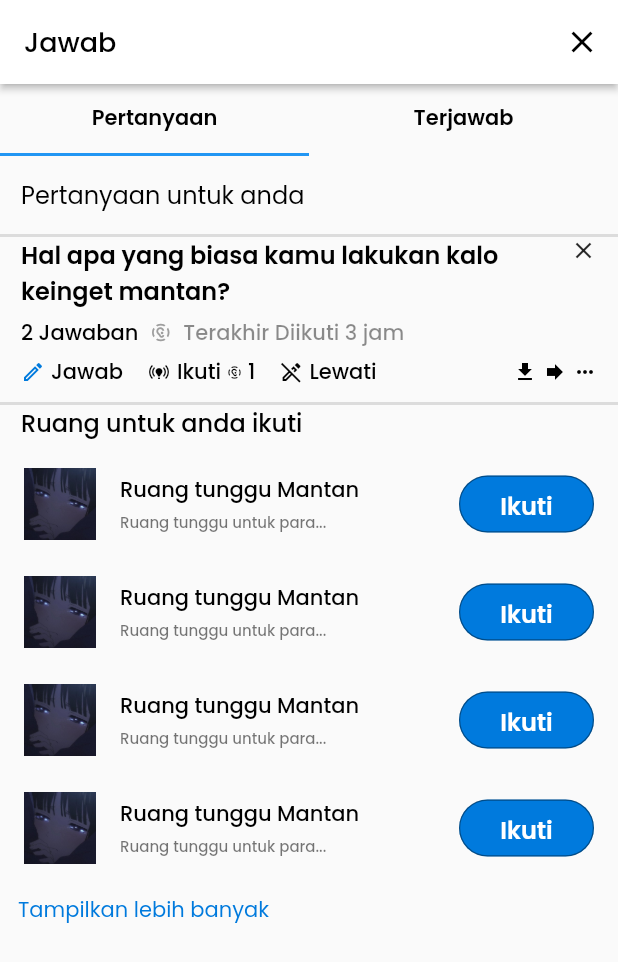
After one commit to KelompokBesar32/Diskusiaza-FE-MOBILE, a Flutter app: the JawabScreen screen opened by its route, on a phone screen of 412 x 824 dp. The commit adds this screen. Shown: the top 962 px of the screen. Run offline on Flutter 3.47's test engine with Material 2 defaults, Android fonts, the phone set to English and light mode, and no system bars; our stand-ins replace datetime_picker_formfield, dio, fluttertoast, google_fonts, image_picker, page_transition and 2 more; accounts and stored records are empty.

Commit message:
slicing jawab clear

```diff
--- a/diskusiaza_mobile/lib/screens/explore/explore_screen.dart
+++ b/diskusiaza_mobile/lib/screens/explore/explore_screen.dart
@@ -175,7 +175,7 @@ class CheckBoxList {
       ),
       CheckBoxList(
         id: 4,
-        title: 'Context Creator Ngetop',
+        title: 'Content Creator Ngetop',
         isCheck: false,
       ),
     ];
--- a/diskusiaza_mobile/lib/screens/follow/following_screen.dart
+++ b/diskusiaza_mobile/lib/screens/follow/following_screen.dart
@@ -1,4 +1,4 @@
-import 'package:diskusiaza_mobile/models/api/following.dart';
+import 'package:diskusiaza_mobile/models/following.dart';
 import 'package:diskusiaza_mobile/shared/constant.dart';
 import 'package:diskusiaza_mobile/widgets/follow_list_tile.dart';
 import 'package:flutter/material.dart';
--- /dev/null
+++ b/diskusiaza_mobile/lib/screens/jawab/jawab_screen.dart
@@ -0,0 +1,75 @@
+import 'package:diskusiaza_mobile/screens/jawab/pertanyaan_tab_screen.dart';
+import 'package:diskusiaza_mobile/screens/jawab/terjawab_tab_screen.dart';
+import 'package:diskusiaza_mobile/shared/constant.dart';
+import 'package:flutter/material.dart';
+
+class JawabScreen extends StatelessWidget {
+  const JawabScreen({Key? key}) : super(key: key);
+
+  @override
+  Widget build(BuildContext context) {
+    var mediaQueryData = MediaQuery.of(context);
+    var height = mediaQueryData.size.height;
+    var width = mediaQueryData.size.width;
+
+    return Scaffold(
+      appBar: AppBar(
+        title: Text(
+          'Jawab',
+          style: poppinsRegular(18, Colors.black),
+        ),
+        backgroundColor: Colors.white,
+        elevation: 2,
+        automaticallyImplyLeading: false,
+        actions: [
+          IconButton(
+            icon: const Icon(Icons.close),
+            color: Colors.black,
+            onPressed: () {
+              Navigator.pop(context);
+            },
+          ),
+        ],
+      ),
+      body: SingleChildScrollView(
+        child: DefaultTabController(
+          length: 2,
+          child: Column(
+            children: [
+              TabBar(
+                labelColor: Colors.black,
+                unselectedLabelColor: Colors.grey,
+                indicatorColor: Colors.blue,
+                labelStyle: poppinsRegular(18, Colors.black),
+                tabs: [
+                  Tab(
+                    icon: Text(
+                      'Pertanyaan',
+                      style: poppinsMedium(14, Colors.black),
+                    ),
+                  ),
+                  Tab(
+                    icon: Text(
+                      'Terjawab',
+                      style: poppinsMedium(14, Colors.black),
+                    ),
+                  ),
+                ],
+              ),
+              SizedBox(
+                width: width,
+                height: height,
+                child: const TabBarView(
+                  children: [
+                    PertanyaanTabScreen(),
+                    TerjawabTabScreen(),
+                  ],
+                ),
+              ),
+            ],
+          ),
+        ),
+      ),
+    );
+  }
+}
--- /dev/null
+++ b/diskusiaza_mobile/lib/screens/jawab/pertanyaan_tab_screen.dart
@@ -0,0 +1,211 @@
+import 'package:diskusiaza_mobile/shared/constant.dart';
+import 'package:diskusiaza_mobile/widgets/button_primary.dart';
+import 'package:flutter/material.dart';
+
+class PertanyaanTabScreen extends StatelessWidget {
+  const PertanyaanTabScreen({Key? key}) : super(key: key);
+
+  @override
+  Widget build(BuildContext context) {
+    var mediaQueryData = MediaQuery.of(context);
+    var width = mediaQueryData.size.width;
+
+    return SingleChildScrollView(
+      child: Column(
+        crossAxisAlignment: CrossAxisAlignment.start,
+        children: [
+          Padding(
+            padding: const EdgeInsets.all(14.0),
+            child: Text(
+              'Pertanyaan untuk anda',
+              style: poppinsLight(16, Colors.black),
+            ),
+          ),
+          const Divider(
+            height: 2,
+            thickness: 2,
+          ),
+          Container(
+            padding: const EdgeInsets.symmetric(horizontal: 14.0),
+            height: 110,
+            child: Column(
+              mainAxisAlignment: MainAxisAlignment.spaceBetween,
+              children: [
+                Row(
+                  mainAxisAlignment: MainAxisAlignment.spaceBetween,
+                  crossAxisAlignment: CrossAxisAlignment.start,
+                  children: [
+                    SizedBox(
+                      width: width * 0.8,
+                      child: Positioned(
+                        top: 0,
+                        left: 0,
+                        child: Text(
+                          'Hal apa yang biasa kamu lakukan kalo keinget mantan?',
+                          style: poppinsMedium(16, Colors.black),
+                        ),
+                      ),
+                    ),
+                    const Icon(
+                      Icons.close,
+                      size: 18,
+                    ),
+                  ],
+                ),
+                Row(
+                  children: [
+                    Text(
+                      '2 Jawaban',
+                      style: poppinsRegular(14, Colors.black),
+                    ),
+                    const SizedBox(width: 8),
+                    const Icon(
+                      Icons.noise_control_off_sharp,
+                      size: 14,
+                      color: Colors.grey,
+                    ),
+                    const SizedBox(width: 8),
+                    Text(
+                      'Terakhir Diikuti 3 jam',
+                      style: poppinsRegular(14, Colors.black45),
+                    ),
+                  ],
+                ),
+                Row(
+                  mainAxisAlignment: MainAxisAlignment.spaceBetween,
+                  children: [
+                    Row(
+                      children: [
+                        const Icon(
+                          Icons.mode_edit_outline_outlined,
+                          size: 16,
+                          color: infoColor,
+                        ),
+                        const SizedBox(width: 4),
+                        Text(
+                          'Jawab',
+                          style: poppinsRegular(14, Colors.black),
+                        ),
+                        const SizedBox(width: 16),
+                        const Icon(
+                          Icons.online_prediction,
+                          size: 16,
+                          color: Colors.black,
+                        ),
+                        const SizedBox(width: 4),
+                        Text(
+                          'Ikuti',
+                          style: poppinsRegular(14, Colors.black),
+                        ),
+                        const SizedBox(width: 4),
+                        const Icon(
+                          Icons.noise_control_off_sharp,
+                          size: 10,
+                          color: Colors.black,
+                        ),
+                        const SizedBox(width: 4),
+                        Text(
+                          '1',
+                          style: poppinsRegular(14, Colors.black),
+                        ),
+                        const SizedBox(width: 16),
+                        const Icon(
+                          Icons.edit_off_outlined,
+                          size: 16,
+                          color: Colors.black,
+                        ),
+                        const SizedBox(width: 4),
+                        Text(
+                          'Lewati',
+                          style: poppinsRegular(14, Colors.black),
+                        ),
+                      ],
+                    ),
+                    Row(
+                      children: const [
+                        Icon(
+                          Icons.download,
+                          size: 16,
+                          color: Colors.black,
+                        ),
+                        SizedBox(width: 4),
+                        Icon(
+                          Icons.forward,
+                          size: 16,
+                          color: Colors.black,
+                        ),
+                        SizedBox(width: 4),
+                        Icon(
+                          Icons.more_horiz,
+                          size: 16,
+                          color: Colors.black,
+                        ),
+                      ],
+                    )
+                  ],
+                ),
+                const SizedBox(height: 4),
+              ],
+            ),
+          ),
+          const Divider(
+            height: 2,
+            thickness: 2,
+          ),
+          Padding(
+            padding: const EdgeInsets.fromLTRB(14, 0, 14, 10),
+            child: Align(
+              alignment: Alignment.centerLeft,
+              child: Text(
+                'Ruang untuk anda ikuti',
+                style: poppinsRegular(16, Colors.black),
+              ),
+            ),
+          ),
+          SizedBox(
+            height: 280,
+            child: ListView.separated(
+              itemBuilder: (context, index) {
+                return ListTile(
+                  leading: Image.asset('assets/images/user2.jpg'),
+                  dense: true,
+                  title: Text(
+                    'Ruang tunggu Mantan',
+                    style: poppinsRegular(
+                      14,
+                      Colors.black,
+                    ),
+                  ),
+                  subtitle: Text(
+                    'Ruang tunggu untuk para...',
+                    style: poppinsRegular(
+                      10,
+                      Colors.black54,
+                    ),
+                  ),
+                  trailing: ButtonPrimary(
+                    width: 90,
+                    height: 38,
+                    label: 'Ikuti',
+                    onCreate: () {},
+                  ),
+                );
+              },
+              separatorBuilder: (context, index) {
+                return const SizedBox(height: 8);
+              },
+              itemCount: 4,
+            ),
+          ),
+          Padding(
+            padding: const EdgeInsets.all(12.0),
+            child: Text(
+              'Tampilkan lebih banyak',
+              style: poppinsLight(14, infoColor),
+            ),
+          ),
+        ],
+      ),
+    );
+  }
+}
--- a/diskusiaza_mobile/lib/screens/profile/profile_screen.dart
+++ b/diskusiaza_mobile/lib/screens/profile/profile_screen.dart
@@ -54,7 +54,7 @@ class _ProfileScreenState extends State<ProfileScreen> {
               child: Column(
                 children: [
                   SizedBox(
-                    height: height * 0.3,
+                    height: height * 0.25,
                     width: width,
                     child: Center(
                       child: Column(
@@ -153,7 +153,9 @@ class _ProfileScreenState extends State<ProfileScreen> {
                     title: 'Bookmarks',
                   ),
                   ListTileLeadingTitle(
-                    onCreate: () {},
+                    onCreate: () {
+                      Navigator.pushNamed(context, '/jawab');
+                    },
                     icons: Icons.notes_rounded,
                     title: 'Jawab',
                   ),
--- a/diskusiaza_mobile/lib/screens/trending/trending_screen.dart
+++ b/diskusiaza_mobile/lib/screens/trending/trending_screen.dart
@@ -38,6 +38,7 @@ class _TrendingScreenState extends State<TrendingScreen> {
     var mediaQueryData = MediaQuery.of(context);
     var height = mediaQueryData.size.height;
     var width = mediaQueryData.size.width;
+
     return Scaffold(
       appBar: AppBar(
         title: const Text(
```
Also changed, not shown: diskusiaza_mobile/lib/main.dart (+7 -0 lines), diskusiaza_mobile/lib/screens/jawab/terjawab_tab_screen.dart (added, +211 -0 lines), diskusiaza_mobile/lib/screens/explore/explore_view_model.dart (deleted).
